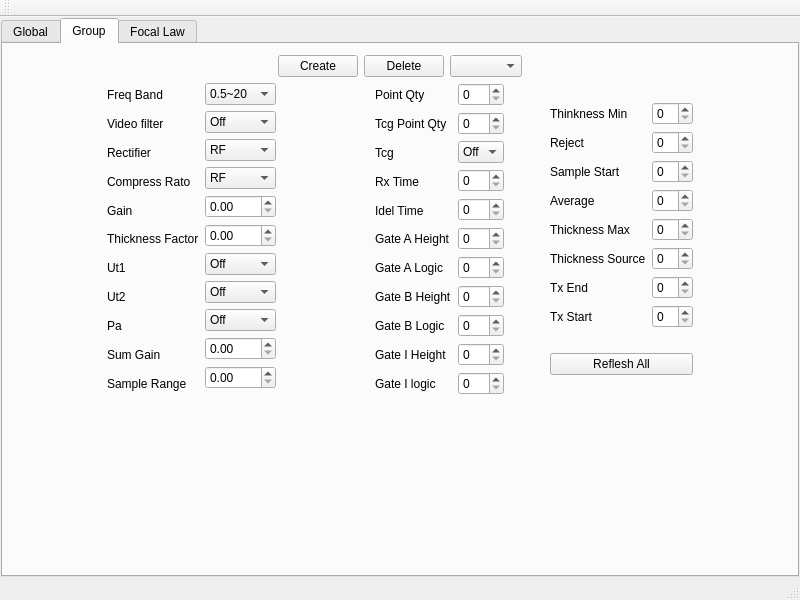
15903016222/Voice, file fpga/test_fpga/mainwindow.ui: the form before one commit.
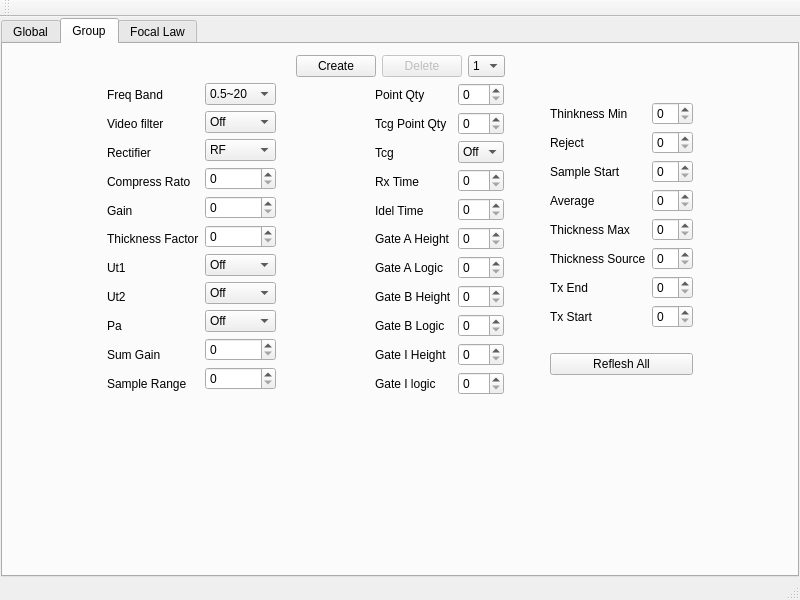
The form after the commit. The open tabs and pages were chosen to show the change.

Commit message: Added: Fpga Group Testing

What changed in the file:
```diff
--- a/fpga/test_fpga/mainwindow.ui
+++ b/fpga/test_fpga/mainwindow.ui
@@ -1354,14 +1354,23 @@
            </widget>
           </item>
           <item>
-           <widget class="QPushButton" name="pushButton_2">
+           <widget class="QPushButton" name="pushButtonGroupDelete">
+            <property name="enabled">
+             <bool>false</bool>
+            </property>
             <property name="text">
              <string>Delete</string>
             </property>
            </widget>
           </item>
           <item>
-           <widget class="QComboBox" name="comboBox"/>
+           <widget class="QComboBox" name="comboBoxCurrentGroup">
+            <item>
+             <property name="text">
+              <string>1</string>
+             </property>
+            </item>
+           </widget>
           </item>
           <item>
            <spacer name="horizontalSpacer_5">
@@ -1551,34 +1560,13 @@
                </widget>
               </item>
               <item>
-               <widget class="QComboBox" name="comboBox_5">
-                <item>
-                 <property name="text">
-                  <string>RF</string>
-                 </property>
-                </item>
-                <item>
-                 <property name="text">
-                  <string>HW+</string>
-                 </property>
-                </item>
-                <item>
-                 <property name="text">
-                  <string>HW-</string>
-                 </property>
-                </item>
-                <item>
-                 <property name="text">
-                  <string>HW</string>
-                 </property>
-                </item>
-               </widget>
+               <widget class="QSpinBox" name="spinBoxGroupCompressRato"/>
               </item>
               <item>
-               <widget class="QDoubleSpinBox" name="doubleSpinBox"/>
+               <widget class="QSpinBox" name="spinBoxGroupGain"/>
               </item>
               <item>
-               <widget class="QDoubleSpinBox" name="doubleSpinBox_2"/>
+               <widget class="QSpinBox" name="spinBoxGroupThicknessFactor"/>
               </item>
               <item>
                <widget class="QComboBox" name="comboBox_6">
@@ -1623,10 +1611,10 @@
                </widget>
               </item>
               <item>
-               <widget class="QDoubleSpinBox" name="doubleSpinBox_3"/>
+               <widget class="QSpinBox" name="spinBoxGroupSumGain"/>
               </item>
               <item>
-               <widget class="QDoubleSpinBox" name="doubleSpinBox_4"/>
+               <widget class="QSpinBox" name="spinBoxGroupSampleRange"/>
               </item>
              </layout>
             </item>
```
Left out of the diff: 56 changed lines with no effect on the pictures. The commit also changes 2 other files.
